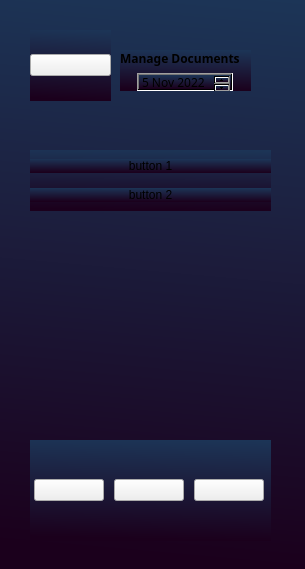
Above: MyCovidRecord/managedocuments.ui from gagabon501/cs106-2 before the change. Below: the same form after it.
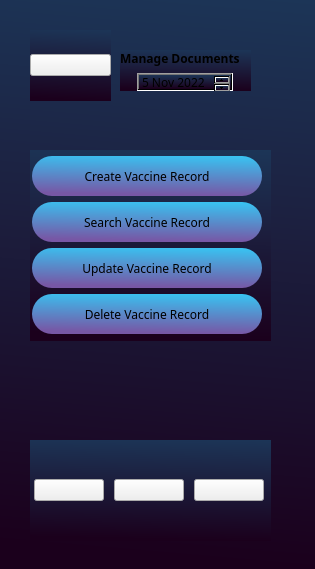
That is the form after the change. Icons and pictures are not drawn.

Commit message: added buttons to start adding in sections to the app

Diff of the .ui file:
```diff
--- a/MyCovidRecord/managedocuments.ui
+++ b/MyCovidRecord/managedocuments.ui
@@ -6,10 +6,16 @@
    <rect>
     <x>0</x>
     <y>0</y>
-    <width>305</width>
+    <width>315</width>
     <height>569</height>
    </rect>
   </property>
+  <property name="sizePolicy">
+   <sizepolicy hsizetype="Fixed" vsizetype="Preferred">
+    <horstretch>0</horstretch>
+    <verstretch>0</verstretch>
+   </sizepolicy>
+  </property>
   <property name="windowTitle">
    <string>MainWindow</string>
   </property>
@@ -207,17 +213,71 @@
       <x>30</x>
       <y>150</y>
       <width>241</width>
-      <height>61</height>
+      <height>191</height>
      </rect>
     </property>
     <layout class="QVBoxLayout" name="verticalLayout_3">
+     <property name="spacing">
+      <number>0</number>
+     </property>
+     <property name="leftMargin">
+      <number>2</number>
+     </property>
+     <property name="rightMargin">
+      <number>2</number>
+     </property>
+     <property name="bottomMargin">
+      <number>0</number>
+     </property>
+     <item>
+      <widget class="QPushButton" name="pushButton_6">
+       <property name="maximumSize">
+        <size>
+         <width>230</width>
+         <height>40</height>
+        </size>
+       </property>
+       <property name="font">
+        <font>
+         <family>Raleway</family>
+        </font>
+       </property>
+       <property name="styleSheet">
+        <string notr="true">border-radius: 20px;
+align: center;
+background-color: qlineargradient(spread:pad, x1:0.9, y1:1, x2:1, y2:0, stop:0 rgb(119, 87, 165), stop:1 rgb(55, 197, 243));</string>
+       </property>
+       <property name="text">
+        <string>Create Vaccine Record</string>
+       </property>
+       <property name="iconSize">
+        <size>
+         <width>16</width>
+         <height>40</height>
+        </size>
+       </property>
+      </widget>
+     </item>
      <item>
       <widget class="QPushButton" name="pushButton_4">
+       <property name="maximumSize">
+        <size>
+         <width>230</width>
+         <height>40</height>
+        </size>
+       </property>
+       <property name="font">
+        <font>
+         <family>Raleway</family>
+        </font>
+       </property>
        <property name="styleSheet">
-        <string notr="true">border-radius: 30px;</string>
+        <string notr="true">border-radius: 20px;
+align: center;
+background-color: qlineargradient(spread:pad, x1:0.9, y1:1, x2:1, y2:0, stop:0 rgb(119, 87, 165), stop:1 rgb(55, 197, 243));</string>
        </property>
        <property name="text">
-        <string>button 1</string>
+        <string>Search Vaccine Record</string>
        </property>
        <property name="iconSize">
         <size>
@@ -229,11 +289,24 @@
      </item>
      <item>
       <widget class="QPushButton" name="pushButton_5">
+       <property name="maximumSize">
+        <size>
+         <width>230</width>
+         <height>40</height>
+        </size>
+       </property>
+       <property name="font">
+        <font>
+         <family>Raleway</family>
+        </font>
+       </property>
        <property name="styleSheet">
-        <string notr="true">border-radius: 30px;</string>
+        <string notr="true">border-radius: 20px;
+align: center;
+background-color: qlineargradient(spread:pad, x1:0.9, y1:1, x2:1, y2:0, stop:0 rgb(119, 87, 165), stop:1 rgb(55, 197, 243));</string>
        </property>
        <property name="text">
-        <string>button 2</string>
+        <string>Update Vaccine Record</string>
        </property>
        <property name="iconSize">
         <size>
@@ -243,6 +316,47 @@
        </property>
       </widget>
      </item>
+     <item>
+      <widget class="QPushButton" name="pushButton_7">
+       <property name="sizePolicy">
+        <sizepolicy hsizetype="Minimum" vsizetype="Preferred">
+         <horstretch>0</horstretch>
+         <verstretch>0</verstretch>
+        </sizepolicy>
+       </property>
+       <property name="maximumSize">
+        <size>
+         <width>230</width>
+         <height>40</height>
+        </size>
+       </property>
+       <property name="font">
+        <font>
+         <family>Raleway</family>
+        </font>
+       </property>
+       <property name="layoutDirection">
+        <enum>Qt::LeftToRight</enum>
+       </property>
+       <property name="autoFillBackground">
+        <bool>false</bool>
+       </property>
+       <property name="styleSheet">
+        <string notr="true">border-radius: 20px;
+align: center;
+background-color: qlineargradient(spread:pad, x1:0.9, y1:1, x2:1, y2:0, stop:0 rgb(119, 87, 165), stop:1 rgb(55, 197, 243));</string>
+       </property>
+       <property name="text">
+        <string>Delete Vaccine Record</string>
+       </property>
+       <property name="iconSize">
+        <size>
+         <width>80</width>
+         <height>80</height>
+        </size>
+       </property>
+      </widget>
+     </item>
     </layout>
    </widget>
   </widget>
```
